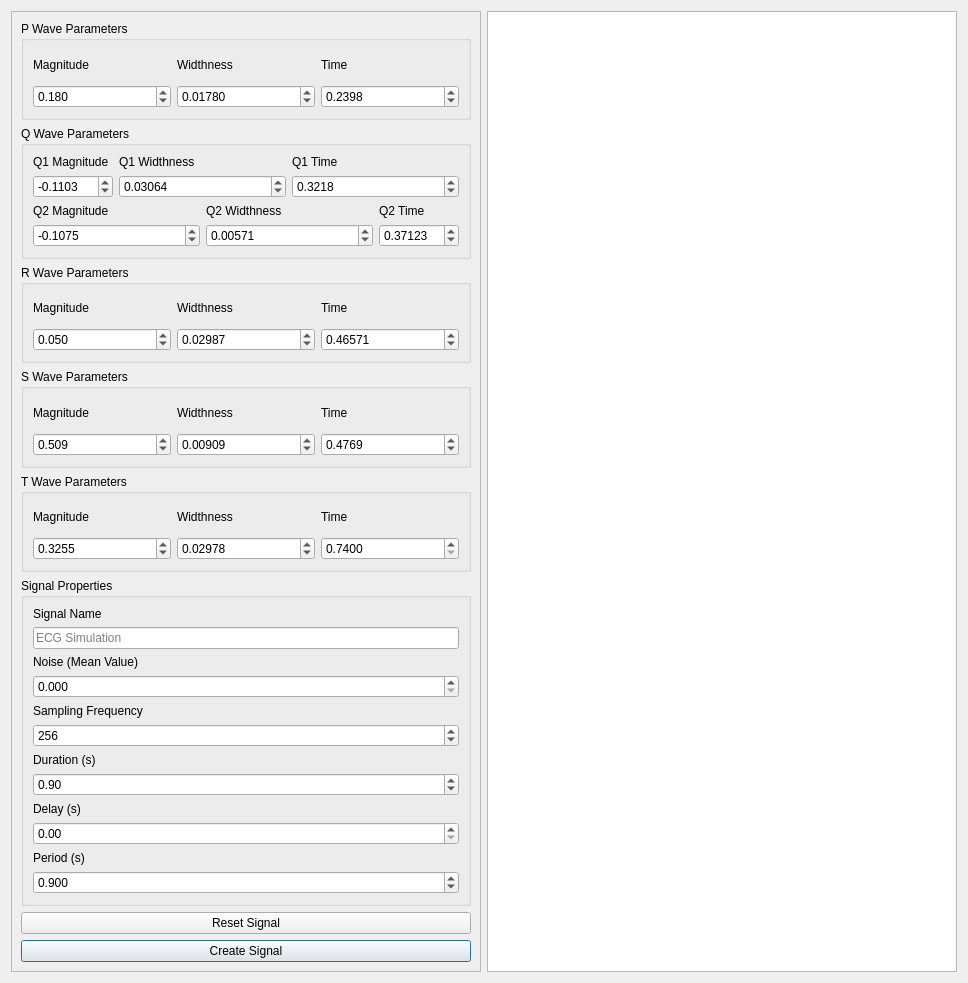
Qt form ui/ecg_sim.ui (sensomatrix/sensocore) before a commit.
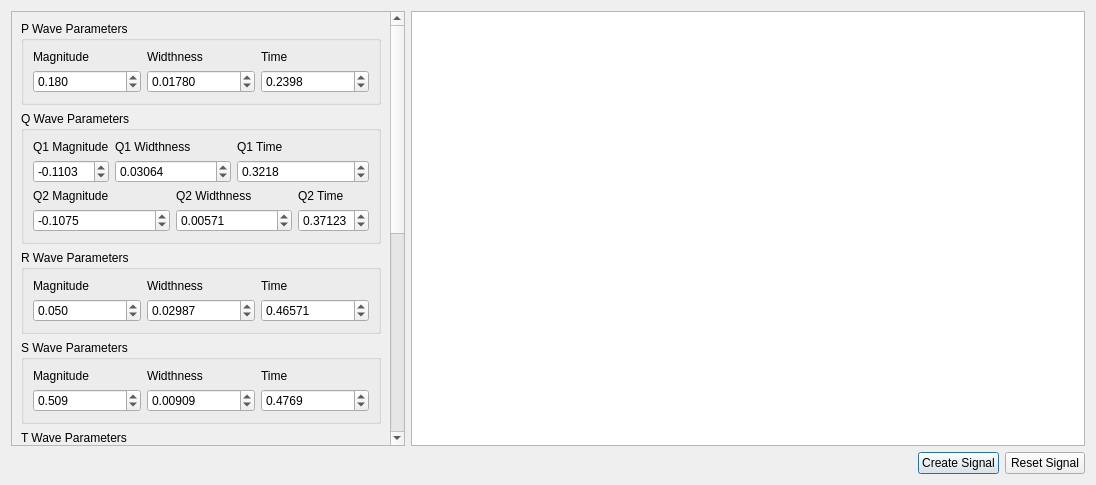
The same form after that commit. Custom widgets are drawn as their Qt base class.

Commit message: Moving things around for the ECG simulation

Patch:
```diff
--- a/ui/ecg_sim.ui
+++ b/ui/ecg_sim.ui
@@ -6,36 +6,34 @@
    <rect>
     <x>0</x>
     <y>0</y>
-    <width>968</width>
-    <height>983</height>
+    <width>1096</width>
+    <height>485</height>
    </rect>
   </property>
   <property name="minimumSize">
    <size>
-    <width>868</width>
-    <height>583</height>
+    <width>0</width>
+    <height>0</height>
    </size>
   </property>
   <property name="windowTitle">
    <string>Dialog</string>
   </property>
-  <layout class="QHBoxLayout" name="horizontalLayout">
-   <item>
-    <widget class="QWidget" name="widget" native="true">
-     <layout class="QVBoxLayout" name="verticalLayout">
-      <property name="leftMargin">
-       <number>0</number>
-      </property>
-      <property name="topMargin">
-       <number>0</number>
-      </property>
-      <property name="rightMargin">
-       <number>0</number>
-      </property>
-      <property name="bottomMargin">
-       <number>0</number>
-      </property>
-      <item>
+  <layout class="QGridLayout" name="gridLayout_7" columnstretch="0,1,0,0">
+   <item row="0" column="1" colspan="3">
+    <widget class="PlotWidget" name="plot"/>
+   </item>
+   <item row="1" column="3">
+    <widget class="QPushButton" name="reset_signal_button">
+     <property name="text">
+      <string>Reset Signal</string>
+     </property>
+     <property name="autoDefault">
+      <bool>false</bool>
+     </property>
+    </widget>
+   </item>
+   <item row="0" column="0">
        <widget class="QScrollArea" name="scrollArea">
         <property name="minimumSize">
          <size>
@@ -51,8 +49,8 @@
           <rect>
            <x>0</x>
            <y>0</y>
-           <width>465</width>
-           <height>1006</height>
+        <width>392</width>
+        <height>938</height>
           </rect>
          </property>
          <layout class="QVBoxLayout" name="verticalLayout_2">
@@ -686,32 +684,16 @@
             </layout>
            </widget>
           </item>
-          <item>
-           <widget class="QPushButton" name="reset_signal_button">
-            <property name="text">
-             <string>Reset Signal</string>
-            </property>
-            <property name="autoDefault">
-             <bool>false</bool>
-            </property>
-           </widget>
-          </item>
-          <item>
+      </layout>
+     </widget>
+    </widget>
+   </item>
+   <item row="1" column="2">
            <widget class="QPushButton" name="create_signal_button">
             <property name="text">
              <string>Create Signal</string>
             </property>
            </widget>
-          </item>
-         </layout>
-        </widget>
-       </widget>
-      </item>
-     </layout>
-    </widget>
-   </item>
-   <item>
-    <widget class="PlotWidget" name="plot"/>
    </item>
   </layout>
  </widget>
```
Lines whose indentation alone changed are shown as unchanged.
